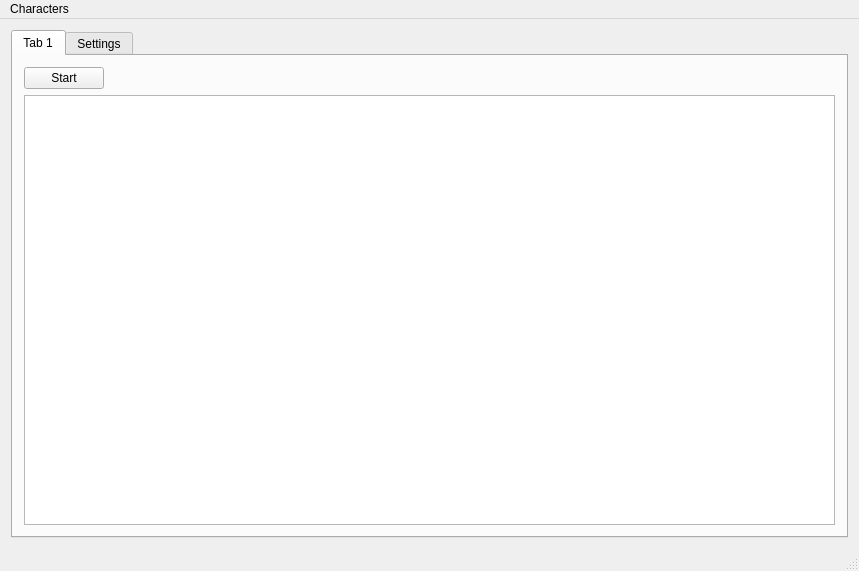
First picture: the form in mainwindow.ui, repository Coolbeer/AOLogger, before the edit.
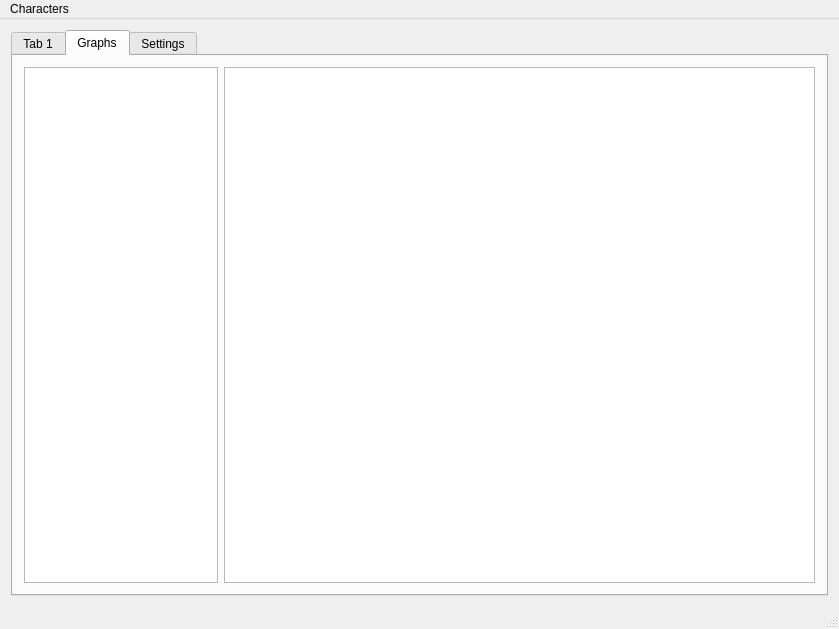
Second picture: the form after the edit. The open tabs and pages were chosen to show the change.

Commit message: Added t_toon as a derivative of t_entity that can hold several pets and configuration file location improved UI. Added mockup tab for graphs t_error now takes parameters to set error message

Patch:
```diff
--- a/mainwindow.ui
+++ b/mainwindow.ui
@@ -6,8 +6,8 @@
    <rect>
     <x>0</x>
     <y>0</y>
-    <width>859</width>
-    <height>571</height>
+    <width>839</width>
+    <height>629</height>
    </rect>
   </property>
   <property name="windowTitle">
@@ -54,6 +54,32 @@
         </item>
        </layout>
       </widget>
+      <widget class="QWidget" name="tab_3">
+       <attribute name="title">
+        <string>Graphs</string>
+       </attribute>
+       <layout class="QHBoxLayout" name="horizontalLayout_5">
+        <item>
+         <widget class="QListWidget" name="listWidget">
+          <property name="minimumSize">
+           <size>
+            <width>194</width>
+            <height>0</height>
+           </size>
+          </property>
+          <property name="maximumSize">
+           <size>
+            <width>194</width>
+            <height>16777215</height>
+           </size>
+          </property>
+         </widget>
+        </item>
+        <item>
+         <widget class="QGraphicsView" name="graphicsView"/>
+        </item>
+       </layout>
+      </widget>
       <widget class="QWidget" name="tab_2">
        <attribute name="title">
         <string>Settings</string>
@@ -119,7 +145,7 @@
     <rect>
      <x>0</x>
      <y>0</y>
-     <width>859</width>
+     <width>839</width>
      <height>21</height>
     </rect>
    </property>
```
The commit also changes 9 other files.
